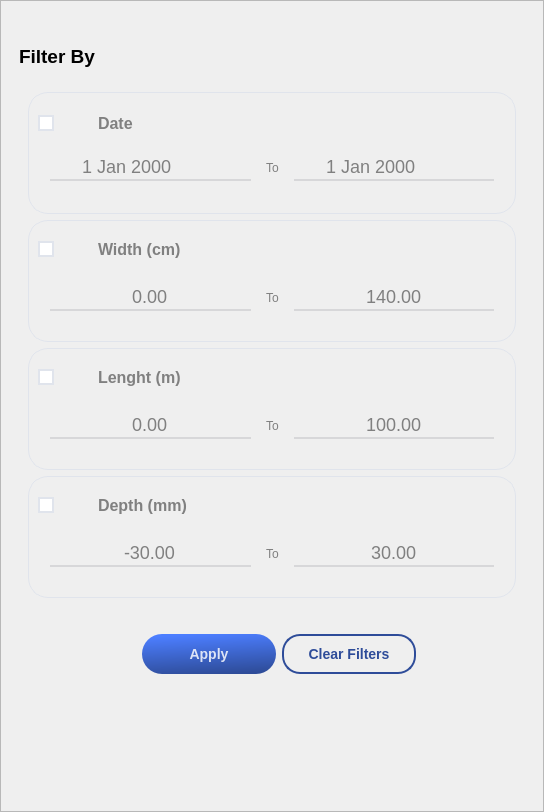
DORSA-co/MSC_Conveyor, file UIFiles/popup_slider.ui: the form before one commit.
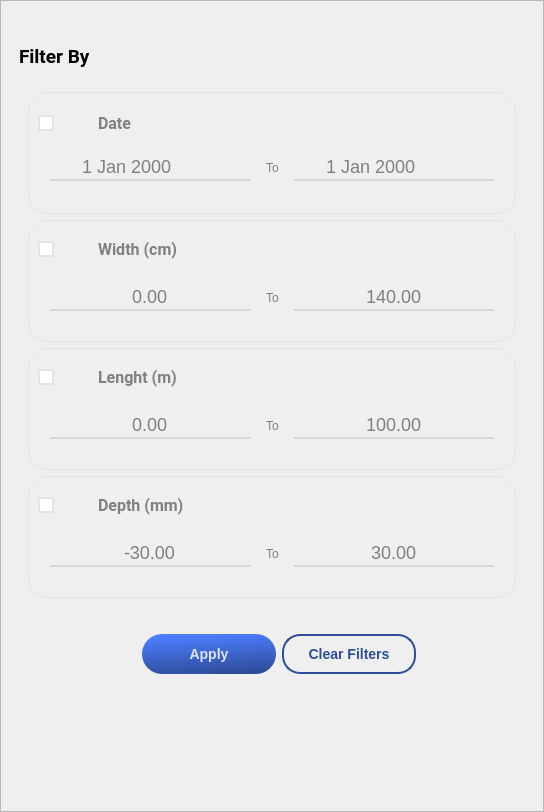
The form after the commit. The open tabs and pages were chosen to show the change. Icons and pictures are not drawn.

```diff
--- a/UIFiles/popup_slider.ui
+++ b/UIFiles/popup_slider.ui
@@ -41,7 +41,13 @@
       </size>
      </property>
      <property name="styleSheet">
-      <string notr="true">QSpinBox, QDoubleSpinBox , QDateEdit
+      <string notr="true">*{
+	font: auto &quot;Roboto&quot;;
+}
+
+/************************************************************/
+
+QSpinBox, QDoubleSpinBox , QDateEdit
 {
 	background-color: transparent;
 	border-bottom: 2px solid #D7D7D9;
@@ -200,6 +206,7 @@
 #laser_status_title,
 #database_status_title{
 	color: #808080;
+	font-weight: bold;
 }
 
 #filters_frame{
@@ -225,6 +232,15 @@
 	border: 0px solid transparent;	
 }
 
+#date_label,
+#width_label,
+#height_label,
+#depth_label,
+#filter_by_label
+{
+	font-weight: bold;
+}
+
 #filters_apply_btn
 {
 	background-color: qlineargradient(spread:pad, x1:0.635, y1:1, x2:0.44, y2:0, stop:0 rgba(46, 76, 153, 255), stop:1 rgba(76, 126, 255, 255));
@@ -597,8 +613,10 @@
             </property>
             <property name="font">
              <font>
+              <family>Roboto</family>
               <pointsize>14</pointsize>
               <weight>75</weight>
+              <italic>false</italic>
               <bold>true</bold>
              </font>
             </property>
@@ -695,8 +713,10 @@
                     </property>
                     <property name="font">
                      <font>
+                      <family>Roboto</family>
                       <pointsize>12</pointsize>
                       <weight>75</weight>
+                      <italic>false</italic>
                       <bold>true</bold>
                      </font>
                     </property>
@@ -817,8 +837,10 @@
                     </property>
                     <property name="font">
                      <font>
+                      <family>Roboto</family>
                       <pointsize>12</pointsize>
                       <weight>75</weight>
+                      <italic>false</italic>
                       <bold>true</bold>
                      </font>
                     </property>
@@ -948,8 +970,10 @@
                     </property>
                     <property name="font">
                      <font>
+                      <family>Roboto</family>
                       <pointsize>12</pointsize>
                       <weight>75</weight>
+                      <italic>false</italic>
                       <bold>true</bold>
                      </font>
                     </property>
@@ -1076,8 +1100,10 @@
                     </property>
                     <property name="font">
                      <font>
+                      <family>Roboto</family>
                       <pointsize>12</pointsize>
                       <weight>75</weight>
+                      <italic>false</italic>
                       <bold>true</bold>
                      </font>
                     </property>
```
Left out of the diff: 10 changed lines with no effect on the pictures.
